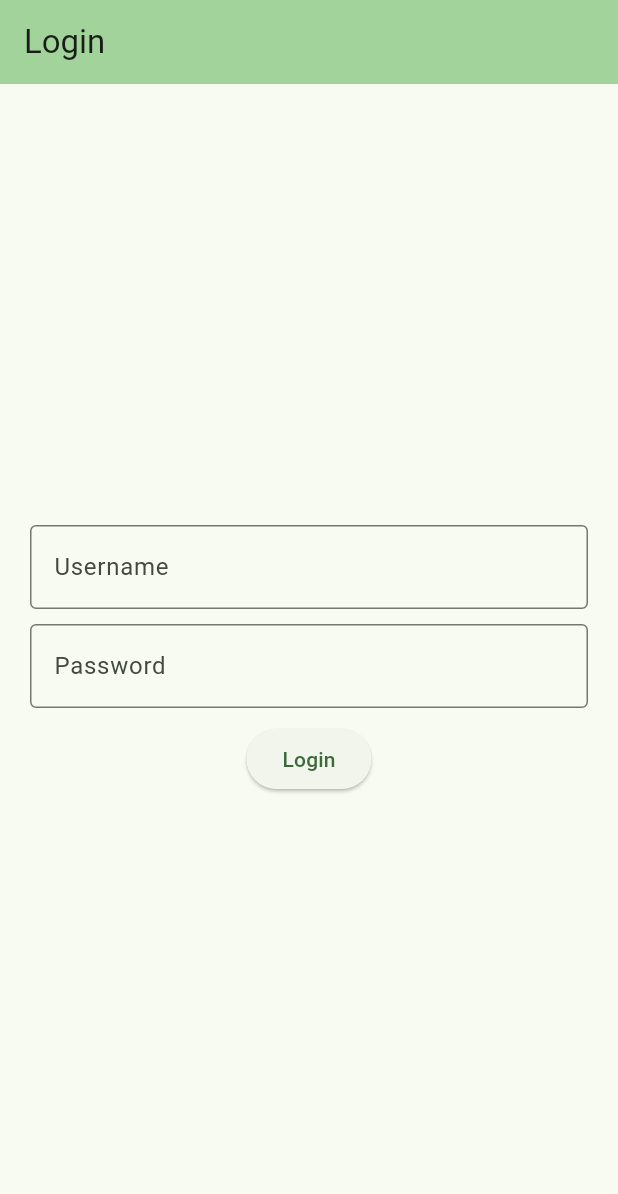
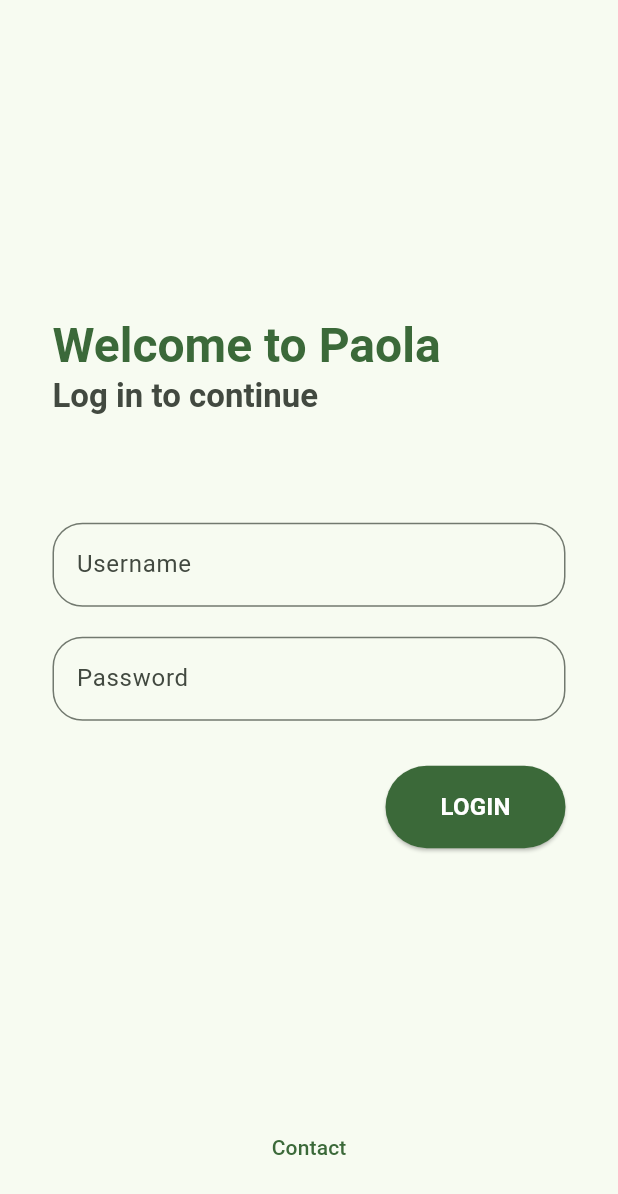
Before and after one commit to MaximilianMatisan/interactive_notifications, a Flutter app: the screen it shows after launch, on a phone screen of 412 x 824 dp. Shown: the top 1194 px of the screen. Run offline on Flutter 3.47's test engine with Material 3 defaults, Android fonts, the phone set to English and light mode, and no system bars; our stand-ins replace flutter_dotenv, flutter_local_notifications; missing offline and left inert: live_activities.

Commit message:
improved login screen style

```diff
--- a/lib/main.dart
+++ b/lib/main.dart
@@ -1,6 +1,5 @@
 import 'package:flutter/material.dart';
 import 'package:flutter_dotenv/flutter_dotenv.dart';
-import 'package:interactive_notifications/pages/home_page.dart';
 import 'package:interactive_notifications/pages/login_page.dart';
 import 'package:interactive_notifications/util/notifications.dart';
 
--- a/lib/pages/login_page.dart
+++ b/lib/pages/login_page.dart
@@ -1,6 +1,5 @@
 import 'package:flutter/material.dart';
-
-import 'home_page.dart';
+import 'package:interactive_notifications/widgets/login/login_form.dart';
 
 class LoginPage extends StatefulWidget {
   const LoginPage({super.key});
@@ -17,59 +16,10 @@ class _LoginPageState extends State<LoginPage> {
   @override
   Widget build(BuildContext context) {
     return Scaffold(
-      appBar: AppBar(
-        backgroundColor: Theme.of(context).colorScheme.inversePrimary,
-        title: Text(widget.title),
+      body: Padding(
+        padding: const EdgeInsetsGeometry.all(35),
+        child: LoginForm(formKey: _formKey)
       ),
-      body: Padding(
-        padding: const EdgeInsetsGeometry.all(20),
-        child: Form(
-        key: _formKey,
-        child: Column(
-          mainAxisAlignment: .center,
-          children: [
-            TextFormField(
-              decoration: InputDecoration(
-                labelText: 'Username',
-                border: OutlineInputBorder(),
-              ),
-              validator: (text) {
-                if (text == null || text.isEmpty) {
-                  return 'Please enter your username';
-                }
-                return null;
-              },
-            ),
-            const SizedBox(height: 10),
-            TextFormField(
-              obscureText: true,
-              decoration: InputDecoration(
-                labelText: 'Password',
-                border: OutlineInputBorder(),
-              ),
-              validator: (text) {
-                if (text == null || text.isEmpty) {
-                  return 'Please enter your password';
-                }
-                return null;
-              },
-            ),
-
-            const SizedBox(height: 10),
-
-            ElevatedButton(
-              onPressed: () {
-                if(_formKey.currentState!.validate()) {
-                  //TODO API
-                  Navigator.pushReplacement(context, MaterialPageRoute(builder: (_) => MyHomePage()));
-                }
-              },
-              child: const Text('Login')
-            )
-          ],
-        ),
-      )
-      )
     );
   }
 }
--- /dev/null
+++ b/lib/style/text_field.dart
@@ -0,0 +1,8 @@
+
+import 'package:flutter/material.dart';
+
+InputBorder defaultTextInputBorder() {
+  return OutlineInputBorder(
+    borderRadius: BorderRadius.circular(20)
+  );
+}
--- /dev/null
+++ b/lib/widgets/login/login_form.dart
@@ -0,0 +1,90 @@
+import 'package:flutter/material.dart';
+
+import '../../pages/home_page.dart';
+import '../../style/text_field.dart';
+import 'login_header.dart';
+
+class LoginForm extends StatelessWidget {
+  final GlobalKey<FormState> _formKey;
+
+  const LoginForm({super.key, required this._formKey});
+
+  @override
+  Widget build(BuildContext context) {
+    return Form(
+      key: _formKey,
+      child: Column(
+        mainAxisAlignment: .center,
+        crossAxisAlignment: .start,
+        children: [
+          Spacer(),
+
+          LoginHeader(),
+
+          const SizedBox(height: 70),
+
+          TextFormField(
+            decoration: InputDecoration(
+              labelText: 'Username',
+              border: defaultTextInputBorder(),
+            ),
+            validator: (text) {
+              if (text == null || text.isEmpty) {
+                return 'Please enter your username';
+              }
+              return null;
+            },
+          ),
+          const SizedBox(height: 20),
+
+          TextFormField(
+            obscureText: true,
+            decoration: InputDecoration(
+              labelText: 'Password',
+              border: defaultTextInputBorder(),
+            ),
+            validator: (text) {
+              if (text == null || text.isEmpty) {
+                return 'Please enter your password';
+              }
+              return null;
+            },
+          ),
+
+          const SizedBox(height: 30),
+
+          Align(
+            alignment: Alignment.centerRight,
+            child: ElevatedButton(
+              style: ElevatedButton.styleFrom(
+                backgroundColor: Theme.of(context).primaryColor,
+                minimumSize: const Size(120, 55),
+              ),
+              onPressed: () {
+                if (_formKey.currentState!.validate()) {
+                  //TODO API
+                  Navigator.pushReplacement(
+                    context,
+                    MaterialPageRoute(builder: (_) => MyHomePage()),
+                  );
+                }
+              },
+              child: Text(
+                'LOGIN',
+                style: Theme.of(context).textTheme.titleMedium?.copyWith(
+                  color: Theme.of(context).colorScheme.onPrimary,
+                  fontWeight: FontWeight.bold,
+                ),
+              ),
+            ),
+          ),
+
+          Spacer(),
+          Center(
+            child: TextButton(onPressed: () {/*TODO*/}, child: const Text('Contact')),
+          ),
+        ],
+      ),
+    );
+  }
+}
--- /dev/null
+++ b/lib/widgets/login/login_header.dart
@@ -0,0 +1,30 @@
+
+import 'package:flutter/material.dart';
+
+class LoginHeader extends StatelessWidget {
+  const LoginHeader({super.key});
+
+  @override
+  Widget build(BuildContext context) {
+    return Column(
+      crossAxisAlignment: .start,
+      children: [
+        Text(
+          'Welcome to Paola',
+          style: Theme.of(context).textTheme.headlineLarge?.copyWith(
+            color: Theme.of(context).primaryColor,
+            fontWeight: FontWeight.bold,
+          ),
+        ),
+        Text(
+          'Log in to continue',
+          style: Theme.of(context).textTheme.titleLarge?.copyWith(
+            color: Theme.of(context).colorScheme.onSurfaceVariant,
+            fontWeight: FontWeight.bold,
+          ),
+        ),
+      ],
+    );
+  }
+
+}
```
